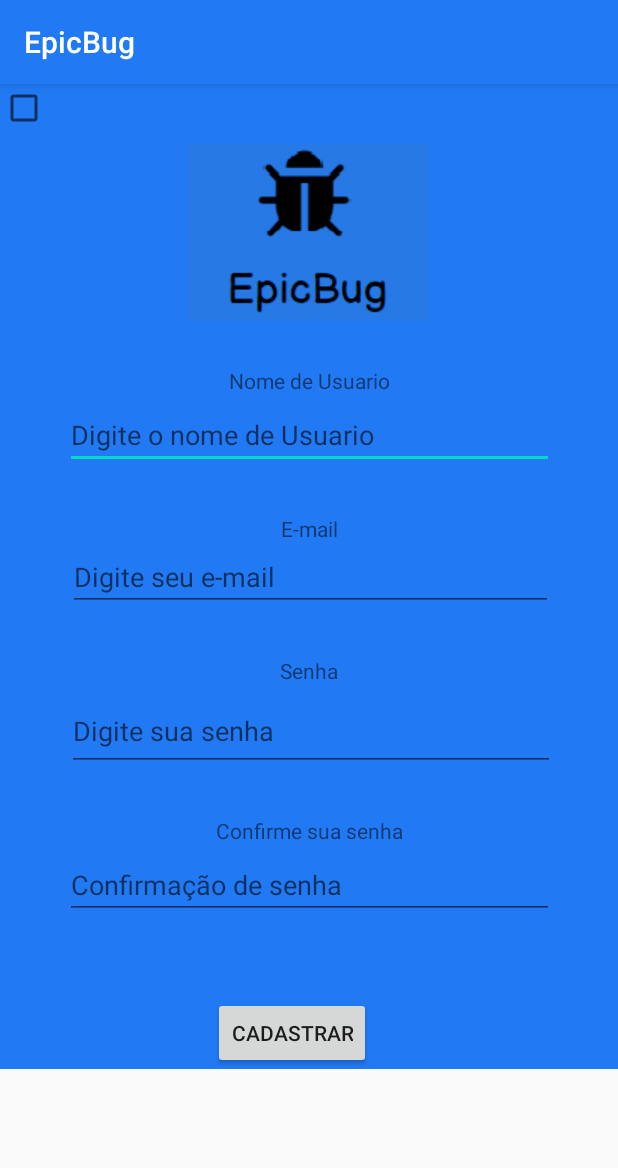
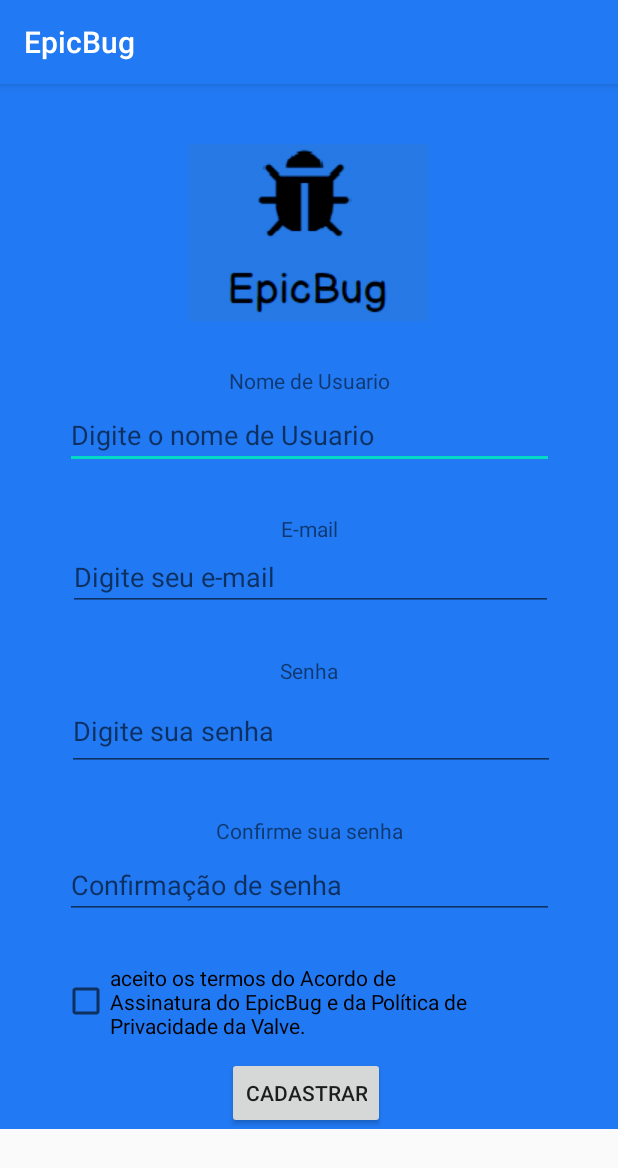
Before and after one commit to andersonfxj/EpicBug, an Android app: the CadastroActivity screen opened directly, with no data from a screen before it, on a phone screen of 412 x 824 dp. Shown: the top 1168 px of the screen. Run offline under Robolectric (Android 15) with nearby library versions, the phone set to English and light mode, and no system bars; our stand-ins replace Firebase (no records; nobody signed in at launch, a user with empty details on screens opened directly).

Commit message:
EpicBug Cadastro

```diff
--- a/app/build.gradle
+++ b/app/build.gradle
@@ -24,6 +24,9 @@ android {
 }
 
 dependencies {
+    implementation 'com.google.firebase:firebase-auth:18.0.0'
+    implementation 'com.google.firebase:firebase-storage:18.0.0'
+    implementation 'com.google.firebase:firebase-database:18.0.0'
     implementation fileTree(dir: 'libs', include: ['*.jar'])
     implementation platform('com.google.firebase:firebase-bom:26.1.1')
     implementation 'com.google.firebase:firebase-analytics'
--- a/app/src/main/AndroidManifest.xml
+++ b/app/src/main/AndroidManifest.xml
@@ -9,8 +9,8 @@
         android:roundIcon="@mipmap/ic_launcher_round"
         android:supportsRtl="true"
         android:theme="@style/AppTheme">
-        <activity android:name=".CadastroActivity"></activity>
-        <activity android:name=".LoginActivity">
+        <activity android:name=".activity.CadastroActivity"></activity>
+        <activity android:name=".activity.LoginActivity">
             <intent-filter>
                 <action android:name="android.intent.action.MAIN" />
 
--- /dev/null
+++ b/app/src/main/java/com/anderson/epicbug/activity/CadastroActivity.java
@@ -0,0 +1,94 @@
+package com.anderson.epicbug.activity;
+
+import androidx.annotation.NonNull;
+import androidx.appcompat.app.AppCompatActivity;
+
+import android.os.Bundle;
+import android.view.View;
+import android.widget.CheckBox;
+import android.widget.CompoundButton;
+import android.widget.EditText;
+import android.widget.Toast;
+
+import com.anderson.epicbug.R;
+import com.anderson.epicbug.config.ConfiguracaoFirebase;
+import com.anderson.epicbug.model.Usuario;
+import com.google.android.gms.tasks.OnCompleteListener;
+import com.google.android.gms.tasks.Task;
+import com.google.firebase.auth.AuthResult;
+import com.google.firebase.auth.FirebaseAuth;
+import com.google.firebase.database.DatabaseReference;
+
+public class CadastroActivity extends AppCompatActivity {
+
+    private EditText editnomecadastro, editemailcadastro, editsenhacadastro,
+            editconfirmsenha;
+    //private CheckBox checkBoxTermo;
+    private FirebaseAuth auth;
+
+    @Override
+    protected void onCreate(Bundle savedInstanceState) {
+        super.onCreate(savedInstanceState);
+        setContentView(R.layout.activity_cadastro);
+        //DatabaseReference reference ConfiguracaoFirebase.getFirebaseDatabase
+
+        editnomecadastro = findViewById(R.id.editnomecadastro);
+        editemailcadastro = findViewById(R.id.editnomecadastro);
+        editsenhacadastro = findViewById(R.id.editnomecadastro);
+        editconfirmsenha = findViewById(R.id.editconfirmsenha);
+        //checkBoxTermo = findViewById(R.id.checkBoxTermo);
+        auth = ConfiguracaoFirebase.getFirebaseAuth();
+
+        //checkListeners();
+
+    }
+
+    /*public void checkListeners() {
+        checkBoxTermo.setOnCheckedChangeListener(new CompoundButton.OnCheckedChangeListener() {
+            @Override
+            public void onCheckedChanged(CompoundButton compoundButton, boolean isChecked) {
+                     if(CheckBoxTermo.isChecked()){
+                       strResult+="Verde selecionado!\n";
+                    }
+                }
+            }
+        });
+    }*/
+
+    public void cadastrarUsuario(Usuario usuario) {
+        auth.createUserWithEmailAndPassword(usuario.getEmailCadastro(), usuario.getSenhaCadastro())
+                .addOnCompleteListener(this, new OnCompleteListener<AuthResult>() {
+                    @Override
+                    public void onComplete(@NonNull Task<AuthResult> task) {
+                        if (task.isSuccessful()) {
+                            Toast.makeText(getApplicationContext(), "Sucesso ao cadastrar Usuario!", Toast.LENGTH_SHORT).show();
+                            finish();
+                        }
+                    }
+                });
+    }
+
+    public void validarUsuario(View v) {
+        String nome = editnomecadastro.getText().toString();
+        String email = editemailcadastro.getText().toString();
+        String senha = editsenhacadastro.getText().toString();
+
+
+        if (!nome.isEmpty()) {//verificando o nome
+            if (!email.isEmpty()) {//verificando email
+                if (!senha.isEmpty()) {
+
+                    Usuario usuario = new Usuario(nome, email, senha);
+                    cadastrarUsuario(usuario);
+
+                } else {
+                    Toast.makeText(getApplicationContext(), "Preencha a senha!", Toast.LENGTH_SHORT).show();
+                }
+            } else {
+                Toast.makeText(getApplicationContext(), "Preencha a email!", Toast.LENGTH_SHORT).show();
+            }
+        } else {
+            Toast.makeText(getApplicationContext(), "Preencha o nome!", Toast.LENGTH_SHORT).show();
+        }
+    }
+}
--- a/app/src/main/java/com/anderson/epicbug/LoginActivity.java
+++ b/app/src/main/java/com/anderson/epicbug/activity/LoginActivity.java
@@ -1,10 +1,12 @@
-package com.anderson.epicbug;
+package com.anderson.epicbug.activity;
 
 import androidx.appcompat.app.AppCompatActivity;
 
 import android.content.Intent;
 import android.os.Bundle;
 import android.view.View;
+
+import com.anderson.epicbug.R;
 
 public class LoginActivity extends AppCompatActivity {
 
@@ -17,7 +19,7 @@ public class LoginActivity extends AppCompatActivity {
     }
 
     public void AbrirTelaCadastro(View view){
-        Intent intent = new Intent(LoginActivity.this,CadastroActivity.class);
+        Intent intent = new Intent(LoginActivity.this, CadastroActivity.class);
         startActivity(intent);
     }
 }
--- a/app/src/main/res/layout/activity_cadastro.xml
+++ b/app/src/main/res/layout/activity_cadastro.xml
@@ -11,7 +11,7 @@
     android:layout_height="wrap_content"
     android:background="@color/colorPrimary"
     android:orientation="vertical"
-    tools:context=".CadastroActivity">
+    tools:context=".activity.CadastroActivity">
 
     <ImageView
         android:id="@+id/imageView2"
@@ -25,7 +25,7 @@
         app:srcCompat="@drawable/logo_epic_bug" />
 
     <EditText
-        android:id="@+id/editText"
+        android:id="@+id/editnomecadastro"
         android:layout_width="326dp"
         android:layout_height="45dp"
         android:layout_marginTop="4dp"
@@ -62,7 +62,7 @@
         app:layout_constraintTop_toBottomOf="@+id/imageView2" />
 
     <EditText
-        android:id="@+id/editText2"
+        android:id="@+id/editemailcadastro"
         android:layout_width="323dp"
         android:layout_height="45dp"
         android:ems="10"
@@ -81,10 +81,10 @@
         android:text="E-mail"
         app:layout_constraintEnd_toStartOf="@+id/guideline7"
         app:layout_constraintStart_toStartOf="@+id/guideline6"
-        app:layout_constraintTop_toBottomOf="@+id/editText" />
+        app:layout_constraintTop_toBottomOf="@+id/editnomecadastro" />
 
     <EditText
-        android:id="@+id/editText3"
+        android:id="@+id/editsenhacadastro"
         android:layout_width="325dp"
         android:layout_height="53dp"
         android:layout_marginTop="4dp"
@@ -104,10 +104,10 @@
         android:text="Senha"
         app:layout_constraintEnd_toStartOf="@+id/guideline7"
         app:layout_constraintStart_toStartOf="@+id/guideline6"
-        app:layout_constraintTop_toBottomOf="@+id/editText2" />
+        app:layout_constraintTop_toBottomOf="@+id/editemailcadastro" />
 
     <EditText
-        android:id="@+id/editText4"
+        android:id="@+id/editconfirmsenha"
         android:layout_width="326dp"
         android:layout_height="45dp"
         android:layout_marginTop="4dp"
@@ -126,25 +126,29 @@
         android:text="Confirme sua senha"
         app:layout_constraintEnd_toStartOf="@+id/guideline7"
         app:layout_constraintStart_toStartOf="@+id/guideline6"
-        app:layout_constraintTop_toBottomOf="@+id/editText3" />
+        app:layout_constraintTop_toBottomOf="@+id/editsenhacadastro" />
 
 
     <Button
+        android:id="@+id/btnCadastrarCad"
         android:layout_width="wrap_content"
         android:layout_height="wrap_content"
-        android:layout_marginTop="52dp"
+        android:layout_marginTop="92dp"
+        android:onClick="validarUsuario"
         android:text="CADASTRAR"
         app:layout_constraintEnd_toStartOf="@+id/guideline7"
-        app:layout_constraintHorizontal_bias="0.45"
+        app:layout_constraintHorizontal_bias="0.491"
         app:layout_constraintStart_toStartOf="@+id/guideline6"
-        app:layout_constraintTop_toBottomOf="@+id/editText4" />
+        app:layout_constraintTop_toBottomOf="@+id/editconfirmsenha" />
 
     <CheckBox
-        android:id="@+id/checkBox"
-        android:layout_width="wrap_content"
-        android:layout_height="wrap_content"
-        tools:layout_editor_absoluteX="46dp"
-        tools:layout_editor_absoluteY="571dp" />
+        android:id="@+id/checkBoxTermo"
+        android:layout_width="292dp"
+        android:layout_height="54dp"
+        android:layout_marginTop="28dp"
+        android:text="aceito os termos do Acordo de Assinatura do EpicBug e da Política de Privacidade da Valve."
+        app:layout_constraintStart_toStartOf="@+id/guideline6"
+        app:layout_constraintTop_toBottomOf="@+id/editconfirmsenha" />
 
 </androidx.constraintlayout.widget.ConstraintLayout>
 </ScrollView>
```
Also changed, not shown: app/src/main/java/com/anderson/epicbug/CadastroActivity.java (deleted, +0 -14 lines), app/src/main/java/com/anderson/epicbug/config/ConfiguracaoFirebase.java (added, +69 -0 lines), app/src/main/java/com/anderson/epicbug/model/Usuario.java (added, +46 -0 lines), app/src/main/res/layout/activity_login.xml (+7 -7 lines).
